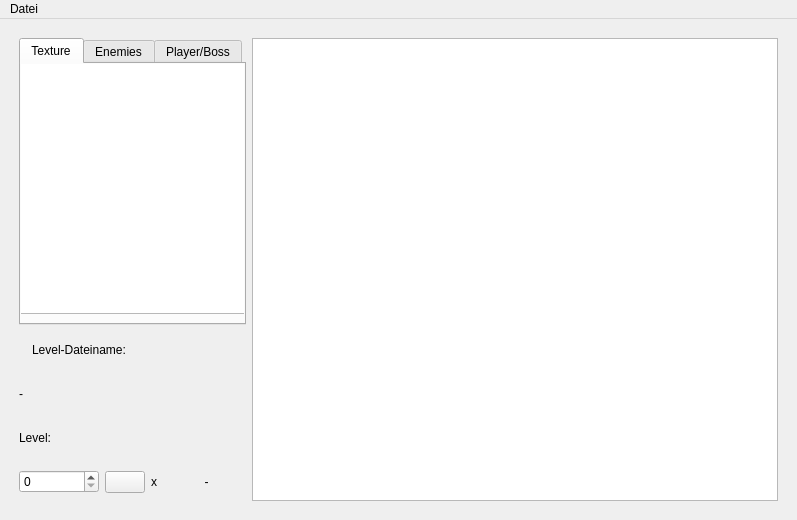
Qt form src/editor/LevelView.ui (bluecking/ikaruga) before a commit.
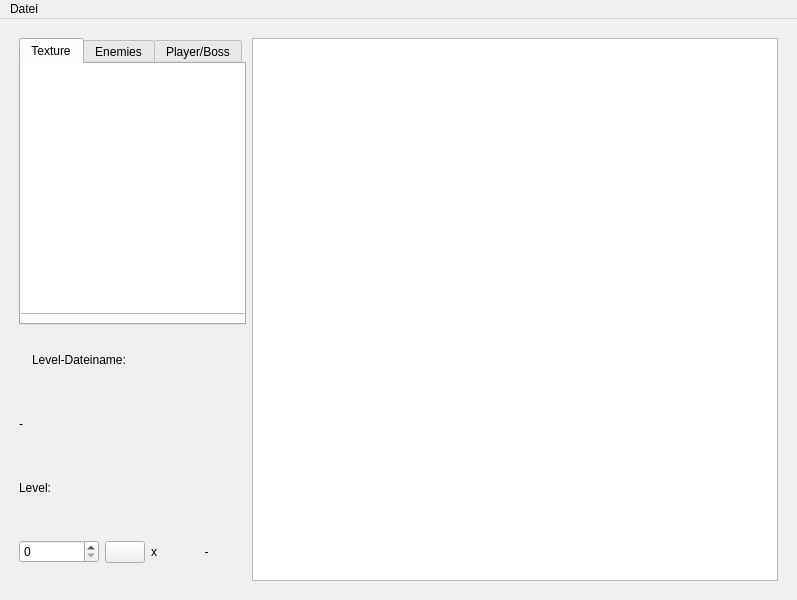
The same form after that commit.

```diff
--- a/src/editor/LevelView.ui
+++ b/src/editor/LevelView.ui
@@ -7,7 +7,7 @@
     <x>0</x>
     <y>0</y>
     <width>797</width>
-    <height>520</height>
+    <height>600</height>
    </rect>
   </property>
   <property name="sizePolicy">
```
